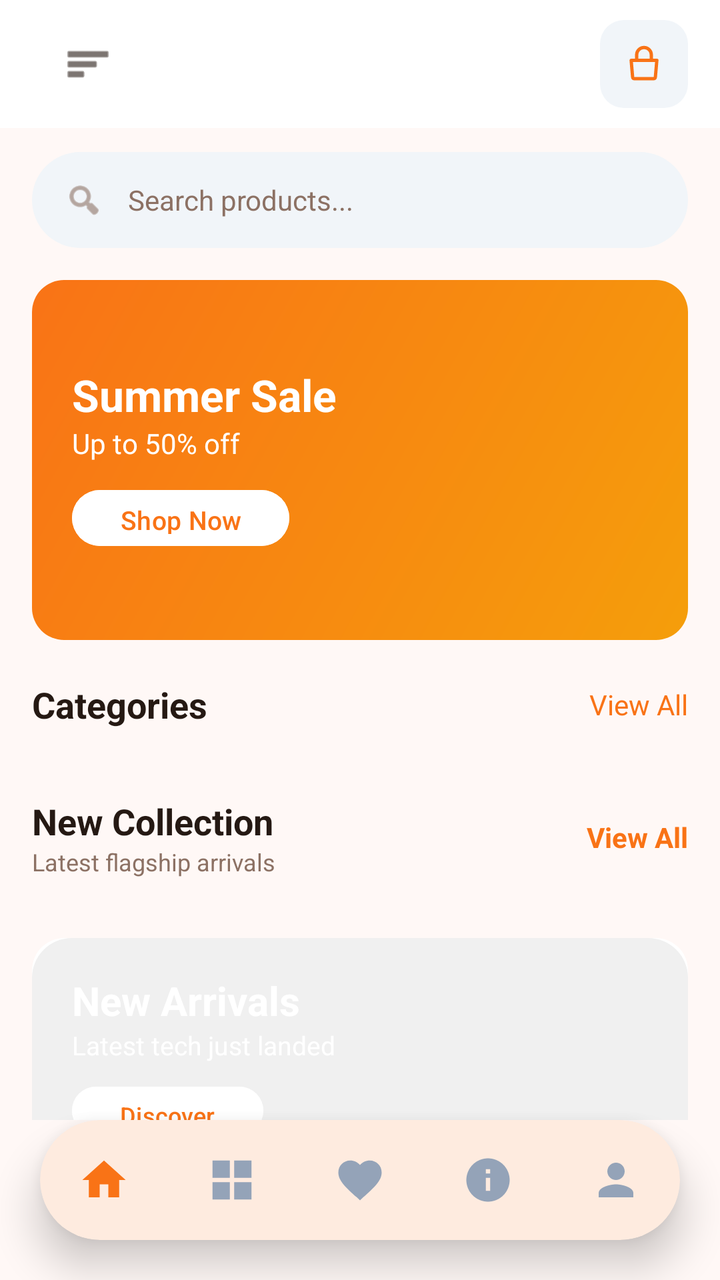
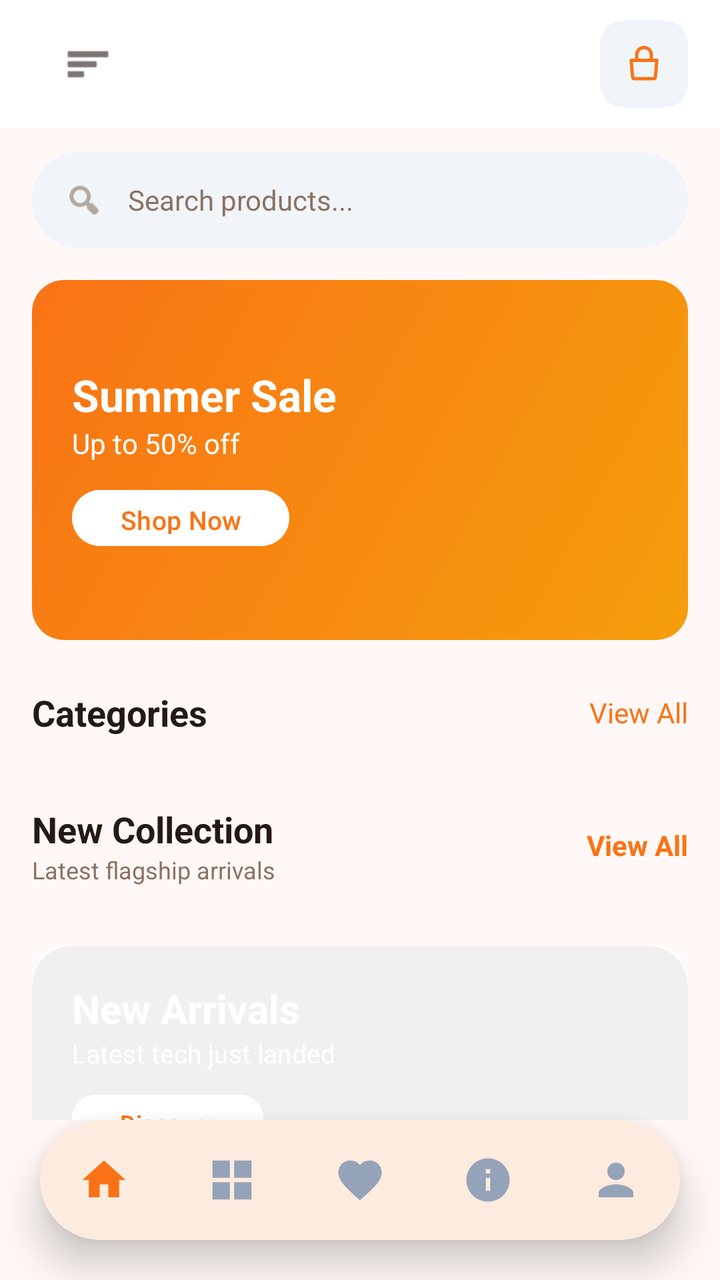

Two renders of the same Android screen: before a commit and after it. Below are the layout's source before the change and the commit's diff.
<!-- AndroidManifest.xml: application theme Theme.BeckieDealApp -->
<!-- res/layout/activity_main.xml -->
<?xml version="1.0" encoding="utf-8"?>
<androidx.constraintlayout.widget.ConstraintLayout
    xmlns:android="http://schemas.android.com/apk/res/android"
    xmlns:app="http://schemas.android.com/apk/res-auto"
    xmlns:tools="http://schemas.android.com/tools"
    android:layout_width="match_parent"
    android:layout_height="match_parent"
    android:background="@color/background"
    android:fitsSystemWindows="true"
    tools:context=".MainActivity">

    
    <com.google.android.material.appbar.MaterialToolbar
        android:id="@+id/topAppBar"
        android:layout_width="match_parent"
        android:layout_height="64dp"
        android:background="@color/surface"
        android:elevation="0dp"
        app:layout_constraintTop_toTopOf="parent">

        <RelativeLayout
            android:layout_width="match_parent"
            android:layout_height="match_parent"
            android:paddingHorizontal="16dp">

            <ImageView
                android:id="@+id/menuIcon"
                android:layout_width="24dp"
                android:layout_height="24dp"
                android:layout_alignParentStart="true"
                android:layout_centerVertical="true"
                android:src="@android:drawable/ic_menu_sort_by_size"
                android:tint="@color/text_primary" />

            <ImageView
                android:id="@+id/logoImage"
                android:layout_width="120dp"
                android:layout_height="40dp"
                android:layout_centerInParent="true"
                android:scaleType="fitCenter"
                android:src="@mipmap/ic_launcher" />

            <RelativeLayout
                android:id="@+id/cartContainer"
                android:layout_width="44dp"
                android:layout_height="44dp"
                android:layout_alignParentEnd="true"
                android:layout_centerVertical="true"
                android:background="@drawable/form_field_background">

                <ImageView
                    android:id="@+id/cartIcon"
                    android:layout_width="22dp"
                    android:layout_height="22dp"
                    android:layout_centerInParent="true"
                    android:src="@drawable/ic_shopping_bag"
                    app:tint="@color/primary" />

                <TextView
                    android:id="@+id/cartBadge"
                    android:layout_width="18dp"
                    android:layout_height="18dp"
                    android:layout_alignParentEnd="true"
                    android:layout_alignParentTop="true"
                    android:background="@drawable/badge_pill"
                    android:backgroundTint="@color/red_error"
                    android:gravity="center"
                    android:text="0"
                    android:textColor="@color/white_fixed"
                    android:textSize="9sp"
                    android:textStyle="bold"
                    android:visibility="gone" />
            </RelativeLayout>
        </RelativeLayout>
    </com.google.android.material.appbar.MaterialToolbar>

    
    <androidx.core.widget.NestedScrollView
        android:layout_width="match_parent"
        android:layout_height="0dp"
        android:fillViewport="true"
        app:layout_constraintTop_toBottomOf="@id/topAppBar"
        app:layout_constraintBottom_toTopOf="@id/bottomNavigationContainer">

        <LinearLayout
            android:layout_width="match_parent"
            android:layout_height="wrap_content"
            android:orientation="vertical"
            android:paddingBottom="100dp">

            
            <FrameLayout
                android:id="@+id/searchBar"
                android:layout_width="match_parent"
                android:layout_height="48dp"
                android:layout_marginHorizontal="16dp"
                android:layout_marginTop="12dp"
                android:background="@drawable/search_background"
                android:clickable="true"
                android:focusable="true">
                <ImageView
                    android:layout_width="20dp"
                    android:layout_height="20dp"
                    android:layout_gravity="center_vertical"
                    android:layout_marginStart="16dp"
                    android:src="@android:drawable/ic_menu_search"
                    android:tint="@color/text_secondary" />
                <TextView
                    android:layout_width="wrap_content"
                    android:layout_height="wrap_content"
                    android:layout_gravity="center_vertical"
                    android:layout_marginStart="48dp"
                    android:text="Search products..."
                    android:textColor="@color/text_secondary"
                    android:textSize="14sp" />
            </FrameLayout>

            
            <androidx.cardview.widget.CardView
                android:layout_width="match_parent"
                android:layout_height="180dp"
                android:layout_marginHorizontal="16dp"
                android:layout_marginTop="16dp"
                app:cardCornerRadius="16dp"
                app:cardElevation="0dp">
                <FrameLayout
                    android:layout_width="match_parent"
                    android:layout_height="match_parent"
                    android:background="@drawable/hero_gradient">
                    <LinearLayout
                        android:layout_width="wrap_content"
                        android:layout_height="wrap_content"
                        android:layout_gravity="center_vertical"
                        android:layout_marginStart="20dp"
                        android:orientation="vertical">
                        <TextView
                            android:layout_width="wrap_content"
                            android:layout_height="wrap_content"
                            android:text="Summer Sale"
                            android:textColor="@android:color/white"
                            android:textSize="22sp"
                            android:textStyle="bold" />
                        <TextView
                            android:layout_width="wrap_content"
                            android:layout_height="wrap_content"
                            android:text="Up to 50% off"
                            android:textColor="@android:color/white"
                            android:textSize="14sp" />
                        <Button
                            android:id="@+id/shopNowButton"
                            android:layout_width="wrap_content"
                            android:layout_height="36dp"
                            android:layout_marginTop="10dp"
                            android:backgroundTint="@android:color/white"
                            android:text="Shop Now"
                            android:textColor="@color/primary"
                            android:textSize="13sp" />
                    </LinearLayout>
                </FrameLayout>
            </androidx.cardview.widget.CardView>

            
            <RelativeLayout
                android:layout_width="match_parent"
                android:layout_height="wrap_content"
                android:layout_marginHorizontal="16dp"
                android:layout_marginTop="20dp">
                <TextView
                    android:layout_width="wrap_content"
                    android:layout_height="wrap_content"
                    android:layout_alignParentStart="true"
                    android:layout_centerVertical="true"
                    android:text="Categories"
                    android:textColor="@color/text_primary"
                    android:textSize="18sp"
                    android:textStyle="bold" />
                <TextView
                    android:id="@+id/viewAllCategories"
                    android:layout_width="wrap_content"
                    android:layout_height="wrap_content"
                    android:layout_alignParentEnd="true"
                    android:layout_centerVertical="true"
                    android:clickable="true"
                    android:focusable="true"
                    android:text="View All"
                    android:textColor="@color/primary"
                    android:textSize="14sp" />
            </RelativeLayout>

            <HorizontalScrollView
                android:layout_width="match_parent"
                android:layout_height="wrap_content"
                android:layout_marginTop="10dp"
                android:scrollbars="none">
                <LinearLayout
                    android:id="@+id/categoriesContainer"
                    android:layout_width="wrap_content"
                    android:layout_height="wrap_content"
                    android:orientation="horizontal"
                    android:paddingHorizontal="16dp" />
            </HorizontalScrollView>

            
            <RelativeLayout
                android:layout_width="match_parent"
                android:layout_height="wrap_content"
                android:layout_marginHorizontal="16dp"
                android:layout_marginTop="24dp">
                <LinearLayout
                    android:layout_width="wrap_content"
                    android:layout_height="wrap_content"
                    android:layout_alignParentStart="true"
                    android:layout_centerVertical="true"
                    android:orientation="vertical">
                    <TextView
                        android:layout_width="wrap_content"
                        android:layout_height="wrap_content"
                        android:text="New Collection"
                        android:textColor="@color/text_primary"
                        android:textSize="18sp"
                        android:textStyle="bold" />
                    <TextView
                        android:layout_width="wrap_content"
                        android:layout_height="wrap_content"
                        android:text="Latest flagship arrivals"
                        android:textColor="@color/text_secondary"
                        android:textSize="12sp" />
                </LinearLayout>
                <TextView
                    android:id="@+id/viewAllNewCollection"
                    android:layout_width="wrap_content"
                    android:layout_height="wrap_content"
                    android:layout_alignParentEnd="true"
                    android:layout_centerVertical="true"
                    android:clickable="true"
                    android:focusable="true"
                    android:text="View All"
                    android:textColor="@color/primary"
                    android:textSize="14sp"
                    android:textStyle="bold" />
            </RelativeLayout>

            <HorizontalScrollView
                android:layout_width="match_parent"
                android:layout_height="wrap_content"
                android:layout_marginTop="10dp"
                android:scrollbars="none">
                <LinearLayout
                    android:id="@+id/newCollectionContainer"
                    android:layout_width="wrap_content"
                    android:layout_height="wrap_content"
                    android:orientation="horizontal"
                    android:paddingHorizontal="16dp"
                    android:paddingBottom="4dp" />
            </HorizontalScrollView>

            
            <androidx.cardview.widget.CardView
                android:layout_width="match_parent"
                android:layout_height="120dp"
                android:layout_marginHorizontal="16dp"
                android:layout_marginTop="16dp"
                app:cardCornerRadius="16dp"
                app:cardElevation="0dp">
                <FrameLayout
                    android:layout_width="match_parent"
                    android:layout_height="match_parent"
                    android:background="@drawable/brand_background">
                    <LinearLayout
                        android:layout_width="wrap_content"
                        android:layout_height="wrap_content"
                        android:layout_gravity="center_vertical"
                        android:layout_marginStart="20dp"
                        android:orientation="vertical">
                        <TextView
                            android:layout_width="wrap_content"
                            android:layout_height="wrap_content"
                            android:text="New Arrivals"
                            android:textColor="@android:color/white"
                            android:textSize="20sp"
                            android:textStyle="bold" />
                        <TextView
                            android:layout_width="wrap_content"
                            android:layout_height="wrap_content"
                            android:text="Latest tech just landed"
                            android:textColor="@android:color/white"
                            android:textSize="13sp" />
                        <Button
                            android:id="@+id/discoverButton"
                            android:layout_width="wrap_content"
                            android:layout_height="32dp"
                            android:layout_marginTop="8dp"
                            android:backgroundTint="@android:color/white"
                            android:text="Discover"
                            android:textColor="@color/primary"
                            android:textSize="12sp" />
                    </LinearLayout>
                </FrameLayout>
            </androidx.cardview.widget.CardView>

            
            <RelativeLayout
                android:layout_width="match_parent"
                android:layout_height="wrap_content"
                android:layout_marginHorizontal="16dp"
                android:layout_marginTop="24dp">
                <LinearLayout
                    android:layout_width="wrap_content"
                    android:layout_height="wrap_content"
                    android:layout_alignParentStart="true"
                    android:layout_centerVertical="true"
                    android:orientation="vertical">
                    <TextView
                        android:layout_width="wrap_content"
                        android:layout_height="wrap_content"
                        android:text="Top Selling"
                        android:textColor="@color/text_primary"
                        android:textSize="18sp"
                        android:textStyle="bold" />
                    <TextView
                        android:layout_width="wrap_content"
                        android:layout_height="wrap_content"
                        android:text="Highest rated by customers"
                        android:textColor="@color/text_secondary"
                        android:textSize="12sp" />
                </LinearLayout>
                <TextView
                    android:id="@+id/viewAllTopSelling"
                    android:layout_width="wrap_content"
                    android:layout_height="wrap_content"
                    android:layout_alignParentEnd="true"
                    android:layout_centerVertical="true"
                    android:clickable="true"
                    android:focusable="true"
                    android:text="View All"
                    android:textColor="@color/primary"
                    android:textSize="14sp"
                    android:textStyle="bold" />
            </RelativeLayout>

            <HorizontalScrollView
                android:layout_width="match_parent"
                android:layout_height="wrap_content"
                android:layout_marginTop="10dp"
                android:scrollbars="none">
                <LinearLayout
                    android:id="@+id/topSellingContainer"
                    android:layout_width="wrap_content"
                    android:layout_height="wrap_content"
                    android:orientation="horizontal"
                    android:paddingHorizontal="16dp"
                    android:paddingBottom="4dp" />
            </HorizontalScrollView>

            
            <RelativeLayout
                android:layout_width="match_parent"
                android:layout_height="wrap_content"
                android:layout_marginHorizontal="16dp"
                android:layout_marginTop="24dp">
                <TextView
                    android:layout_width="wrap_content"
                    android:layout_height="wrap_content"
                    android:layout_alignParentStart="true"
                    android:layout_centerVertical="true"
                    android:text="Featured Products"
                    android:textColor="@color/text_primary"
                    android:textSize="18sp"
                    android:textStyle="bold" />
            </RelativeLayout>

            <GridLayout
                android:id="@+id/productsGrid"
                android:layout_width="match_parent"
                android:layout_height="wrap_content"
                android:layout_marginHorizontal="16dp"
                android:layout_marginTop="10dp"
                android:columnCount="2" />

        </LinearLayout>
    </androidx.core.widget.NestedScrollView>

    
    <com.google.android.material.card.MaterialCardView
        android:id="@+id/bottomNavigationContainer"
        android:layout_width="0dp"
        android:layout_height="wrap_content"
        android:layout_marginStart="20dp"
        android:layout_marginEnd="20dp"
        android:layout_marginBottom="20dp"
        app:cardCornerRadius="36dp"
        app:cardElevation="12dp"
        app:cardBackgroundColor="@color/surface"
        app:strokeWidth="0dp"
        app:layout_constraintBottom_toBottomOf="parent"
        app:layout_constraintStart_toStartOf="parent"
        app:layout_constraintEnd_toEndOf="parent">

        <com.google.android.material.bottomnavigation.BottomNavigationView
            android:id="@+id/bottomNavigation"
            android:layout_width="match_parent"
            android:layout_height="60dp"
            android:background="@android:color/transparent"
            app:backgroundTint="@android:color/transparent"
            app:elevation="0dp"
            app:labelVisibilityMode="unlabeled"
            app:itemIconSize="26dp"
            app:menu="@menu/bottom_nav_menu" />
    </com.google.android.material.card.MaterialCardView>

</androidx.constraintlayout.widget.ConstraintLayout>
<!-- resources referenced by this layout -->
<resources>
  <color name="background">#FFF8F6</color>
  <color name="primary">#F97316</color>
  <color name="red_error">#EF4444</color>
  <color name="surface">#FFFFFF</color>
  <color name="text_primary">#251913</color>
  <color name="text_secondary">#8C7164</color>
  <color name="white_fixed">#FFFFFF</color>
  <!-- drawable badge_pill (drawable) -->
  <?xml version="1.0" encoding="utf-8"?>
  <shape xmlns:android="http://schemas.android.com/apk/res/android">
      <solid android:color="#33FFFFFF" />
      <corners android:radius="4dp" />
  </shape>
  <!-- drawable brand_background (drawable) -->
  <?xml version="1.0" encoding="utf-8"?>
  <shape xmlns:android="http://schemas.android.com/apk/res/android">
      <solid android:color="#F0F0F0" />
      <corners android:radius="20dp" />
  </shape>
  <!-- drawable form_field_background (drawable) -->
  <?xml version="1.0" encoding="utf-8"?>
  <shape xmlns:android="http://schemas.android.com/apk/res/android">
      <solid android:color="@color/input_background" />
      <corners android:radius="12dp" />
  </shape>
  <!-- drawable hero_gradient (drawable) -->
  <?xml version="1.0" encoding="utf-8"?>
  <shape xmlns:android="http://schemas.android.com/apk/res/android">
      <gradient
          android:angle="135"
          android:startColor="#F59E0B"
          android:endColor="#F97316"
          android:type="linear" />
  </shape>
  <!-- drawable search_background (drawable) -->
  <?xml version="1.0" encoding="utf-8"?>
  <shape xmlns:android="http://schemas.android.com/apk/res/android">
      <solid android:color="@color/input_background" />
      <corners android:radius="24dp" />
  </shape>
  <!-- mipmap ic_launcher (mipmap-anydpi-v26) -->
  <?xml version="1.0" encoding="utf-8"?>
  <adaptive-icon xmlns:android="http://schemas.android.com/apk/res/android">
      <background android:drawable="@color/ic_launcher_background"/>
      <foreground android:drawable="@mipmap/ic_launcher_foreground"/>
  </adaptive-icon>
  <style name="Theme.BeckieDealApp" parent="Base.Theme.BeckieDealApp" />
  <color name="input_background">#F1F5F9</color>
  <color name="ic_launcher_background">#FFFFFF</color>
  <color name="on_primary">#FFFFFF</color>
  <color name="primary_container">#F97316</color>
  <color name="on_primary_container">#582200</color>
  <color name="on_surface">#251913</color>
  <style name="Widget.App.BottomNavigationView" parent="Widget.Material3.BottomNavigationView">
          <item name="itemIconSize">26dp</item>
          <item name="itemIconTint">@color/bottom_nav_color</item>
          <item name="itemTextColor">@color/bottom_nav_color</item>
          <item name="android:background">@android:color/transparent</item>
          <item name="backgroundTint">@android:color/transparent</item>
          <item name="labelVisibilityMode">unlabeled</item>
          <item name="itemActiveIndicatorStyle">@style/Widget.App.BottomNavigationView.ActiveIndicator</item>
      </style>
  <style name="Widget.App.BottomNavigationView.ActiveIndicator" parent="Widget.Material3.BottomNavigationView.ActiveIndicator">
          <item name="android:color">@color/badge_bg</item>
          <item name="android:width">48dp</item>
          <item name="android:height">36dp</item>
          <item name="shapeAppearance">@style/ShapeAppearance.App.BottomNavigationView.ActiveIndicator</item>
      </style>
  <color name="badge_bg">#FFF1EB</color>
  <style name="ShapeAppearance.App.BottomNavigationView.ActiveIndicator" parent="">
          <item name="cornerFamily">rounded</item>
          <item name="cornerSize">50%</item>
      </style>
  <!-- unchanged entries left out for length: 2 -->
</resources>

<!-- the commit's change to res/layout/activity_main.xml (unified diff, before → after) -->
@@ -13,7 +13,7 @@
     <com.google.android.material.appbar.MaterialToolbar
         android:id="@+id/topAppBar"
         android:layout_width="match_parent"
-        android:layout_height="64dp"
+        android:layout_height="@dimen/toolbar_height"
         android:background="@color/surface"
         android:elevation="0dp"
         app:layout_constraintTop_toTopOf="parent">
@@ -118,8 +118,8 @@
             
             <androidx.cardview.widget.CardView
                 android:layout_width="match_parent"
-                android:layout_height="180dp"
-                android:layout_marginHorizontal="16dp"
+                android:layout_height="@dimen/hero_banner_height"
+                android:layout_marginHorizontal="@dimen/page_margin"
                 android:layout_marginTop="16dp"
                 app:cardCornerRadius="16dp"
                 app:cardElevation="0dp">
@@ -163,8 +163,8 @@
             <RelativeLayout
                 android:layout_width="match_parent"
                 android:layout_height="wrap_content"
-                android:layout_marginHorizontal="16dp"
-                android:layout_marginTop="20dp">
+                android:layout_marginHorizontal="@dimen/page_margin"
+                android:layout_marginTop="@dimen/section_spacing">
                 <TextView
                     android:layout_width="wrap_content"
                     android:layout_height="wrap_content"
@@ -385,10 +385,10 @@
         android:id="@+id/bottomNavigationContainer"
         android:layout_width="0dp"
         android:layout_height="wrap_content"
-        android:layout_marginStart="20dp"
-        android:layout_marginEnd="20dp"
-        android:layout_marginBottom="20dp"
-        app:cardCornerRadius="36dp"
+        android:layout_marginStart="@dimen/bottom_nav_side_margin"
+        android:layout_marginEnd="@dimen/bottom_nav_side_margin"
+        android:layout_marginBottom="@dimen/bottom_nav_bottom_margin"
+        app:cardCornerRadius="@dimen/bottom_nav_corner_radius"
         app:cardElevation="12dp"
         app:cardBackgroundColor="@color/surface"
         app:strokeWidth="0dp"
<!-- resource entries referenced after the edit -->
@@ -7,6 +7,13 @@
   <color name="text_primary">#251913</color>
   <color name="text_secondary">#8C7164</color>
   <color name="white_fixed">#FFFFFF</color>
+  <dimen name="bottom_nav_bottom_margin">20dp</dimen>
+  <dimen name="bottom_nav_corner_radius">36dp</dimen>
+  <dimen name="bottom_nav_side_margin">20dp</dimen>
+  <dimen name="hero_banner_height">180dp</dimen>
+  <dimen name="page_margin">16dp</dimen>
+  <dimen name="section_spacing">24dp</dimen>
+  <dimen name="toolbar_height">64dp</dimen>
   <!-- drawable badge_pill (drawable) -->
   <?xml version="1.0" encoding="utf-8"?>
   <shape xmlns:android="http://schemas.android.com/apk/res/android">
